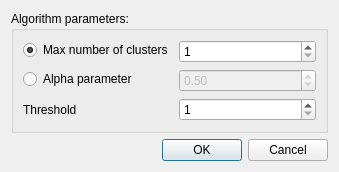
This is ui/a_ward_params.ui in eremeykin/ectgui2 as Qt 5 draws it before an edit. The edited form follows.
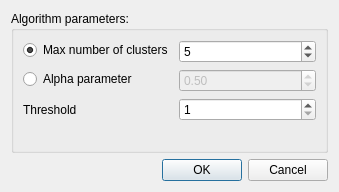
This is the edited form.

```diff
--- a/ui/a_ward_params.ui
+++ b/ui/a_ward_params.ui
@@ -7,7 +7,7 @@
     <x>0</x>
     <y>0</y>
     <width>339</width>
-    <height>163</height>
+    <height>192</height>
    </rect>
   </property>
   <property name="windowTitle">
@@ -45,6 +45,9 @@
         <property name="maximum">
          <number>999</number>
         </property>
+        <property name="value">
+         <number>5</number>
+        </property>
        </widget>
       </item>
       <item row="1" column="1">
```
